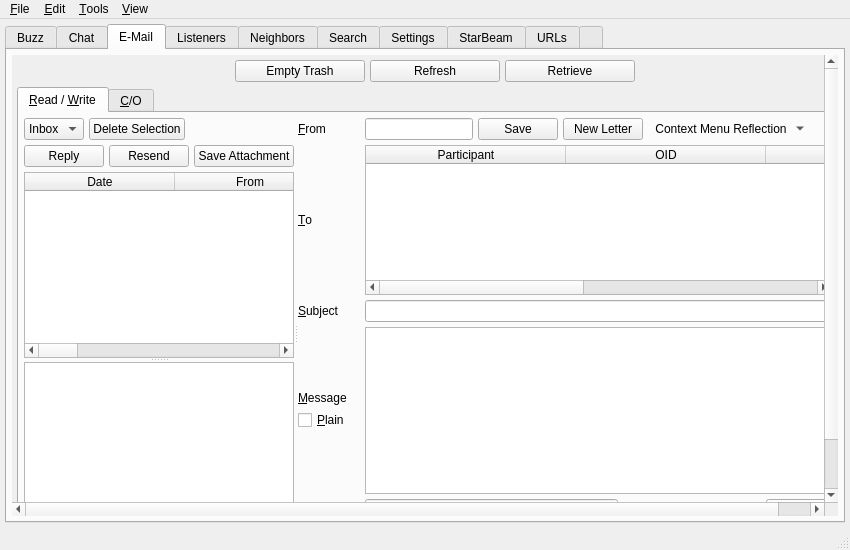
Qt form branches/trunk/UI/controlcenter.ui (textbrowser/spot-on) before a commit.
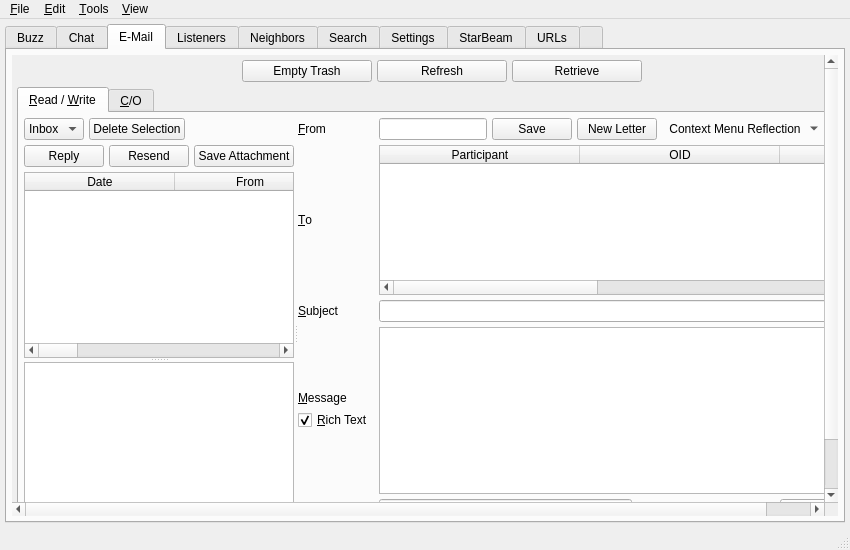
The same form after that commit. The open tabs and pages were chosen to show the change. Icons and pictures are not drawn. Custom widgets are drawn as their Qt base class.

Commit message: Renamed plain checkbox.

```diff
--- a/branches/trunk/UI/controlcenter.ui
+++ b/branches/trunk/UI/controlcenter.ui
@@ -813,7 +813,7 @@
             <rect>
              <x>0</x>
              <y>0</y>
-             <width>902</width>
+             <width>905</width>
              <height>582</height>
             </rect>
            </property>
@@ -1453,7 +1453,10 @@
                          <string>Click to disable rich text.</string>
                         </property>
                         <property name="text">
-                         <string>&amp;Plain</string>
+                         <string>&amp;Rich Text</string>
+                        </property>
+                        <property name="checked">
+                         <bool>true</bool>
                         </property>
                        </widget>
                       </item>
```
Left out of the diff: 9 changed lines with no effect on the pictures. The commit also changes 2 other files.
